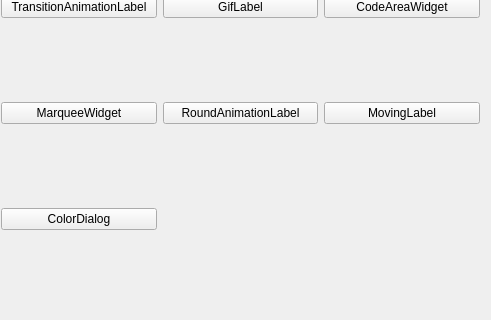
This is mainwindow.ui in Greedysky/TTKWidgetTools as Qt 5 draws it before an edit; both pictures show x 172 to 663 and y 93 to 413 of the 663 by 413 pixel window. The edited form follows.
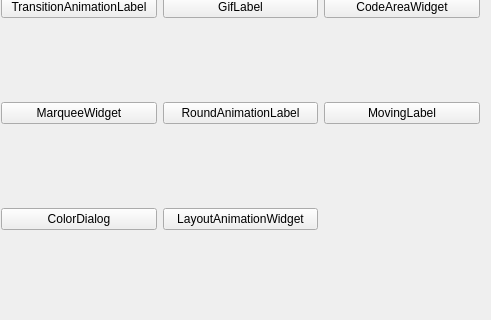
This is the edited form.

Commit message: Add layout animation widget[474854]

```diff
--- a/mainwindow.ui
+++ b/mainwindow.ui
@@ -85,6 +85,13 @@
       </property>
      </widget>
     </item>
+    <item row="2" column="2">
+     <widget class="QPushButton" name="pushButton_10">
+      <property name="text">
+       <string>LayoutAnimationWidget</string>
+      </property>
+     </widget>
+    </item>
    </layout>
   </widget>
  </widget>
```
The commit also changes 9 other files.
